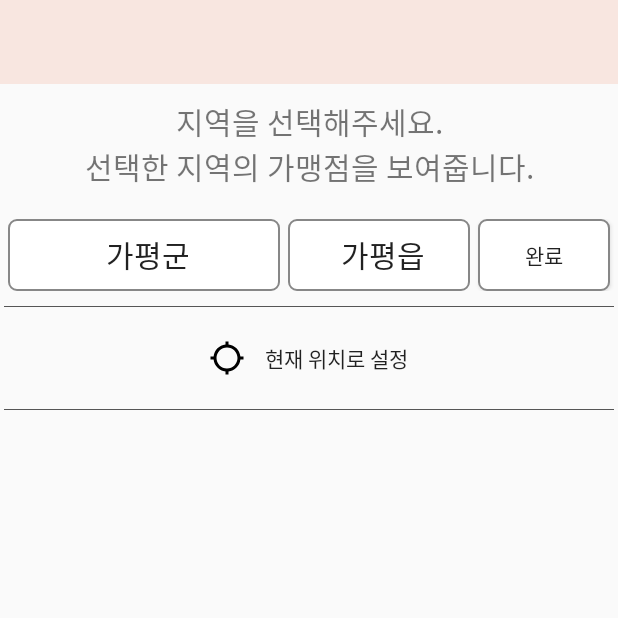
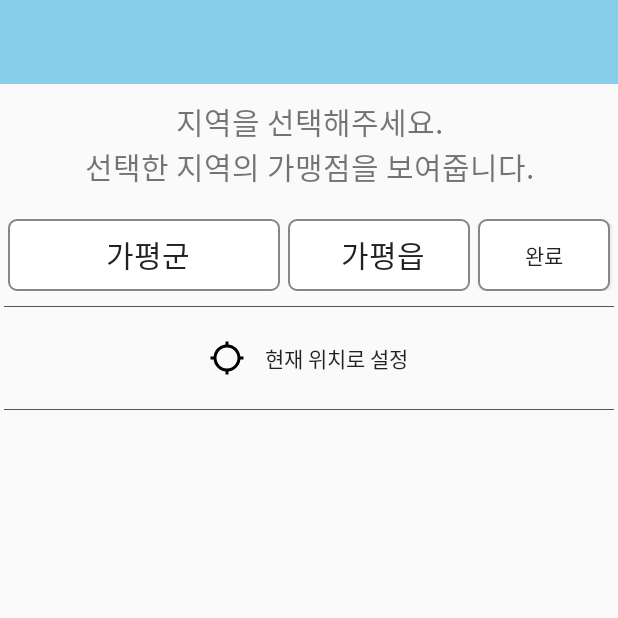
Before and after one commit to kim-soohyeon/gachi_salrim, an Android app: the SetAreaActivity screen opened directly, with no data from a screen before it, on a phone screen of 412 x 824 dp, the top half of it. Run offline under Robolectric (Android 15) with nearby library versions, the phone set to English and light mode, and no system bars.

Commit message:
layout 수정 및 팝업 수정

```diff
--- a/app/src/main/res/layout/activity_popup.xml
+++ b/app/src/main/res/layout/activity_popup.xml
@@ -11,7 +11,7 @@
         android:layout_height="wrap_content"
         android:orientation="horizontal"
         android:gravity="center"
-        android:background="#FAAC58">
+        android:background="#4682b4">
 
         <TextView
             android:id="@+id/store_name"
@@ -224,7 +224,7 @@
             android:gravity="center"
             android:padding="16dp"
             android:text="확인"
-            android:textColor="#FAAC58"
+            android:textColor="#4682b4"
             android:textSize="15sp" />
 
     </LinearLayout>
--- a/app/src/main/res/values/colors.xml
+++ b/app/src/main/res/values/colors.xml
@@ -4,5 +4,6 @@
     <color name="colorPrimaryDark">#3700B3</color>
     <color name="colorAccent">#03DAC5</color>
     <color name="transparent">#00ff0000</color>
-    <color name="back_color">#F8E6E0</color>
+<!--    <color name="back_color">#F8E6E0</color>-->
+    <color name="back_color">#87CEEB</color>
 </resources>
```
Also changed, not shown: app/src/main/AndroidManifest.xml (+1 -6 lines).
